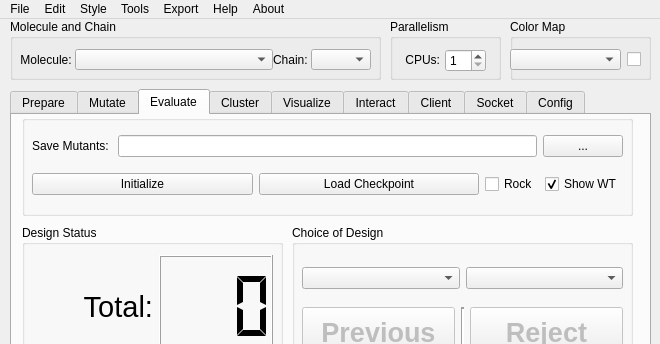
Before: the Qt Designer form src/REvoDesign/UI/REvoDesign.ui in YaoYinYing/REvoDesign, drawn with Qt 5; both pictures show x 0 to 660 and y 0 to 344 of the 660 by 562 pixel window.
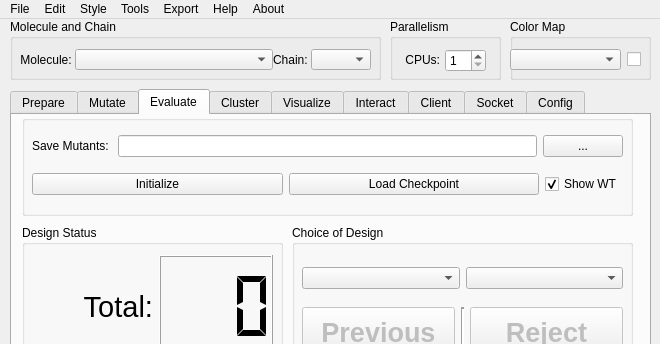
After: the same form once the commit is applied. The open tabs and pages were chosen to show the change.

```diff
--- a/src/REvoDesign/UI/REvoDesign.ui
+++ b/src/REvoDesign/UI/REvoDesign.ui
@@ -1512,22 +1512,6 @@
             </property>
            </widget>
           </item>
-          <item>
-           <widget class="QCheckBox" name="checkBox_rock_pymol">
-            <property name="sizePolicy">
-             <sizepolicy hsizetype="Fixed" vsizetype="Fixed">
-              <horstretch>0</horstretch>
-              <verstretch>0</verstretch>
-             </sizepolicy>
-            </property>
-            <property name="statusTip">
-             <string>Rock the space while making choices.</string>
-            </property>
-            <property name="text">
-             <string>Rock</string>
-            </property>
-           </widget>
-          </item>
           <item>
            <widget class="QCheckBox" name="checkBox_show_wt">
             <property name="sizePolicy">
```
